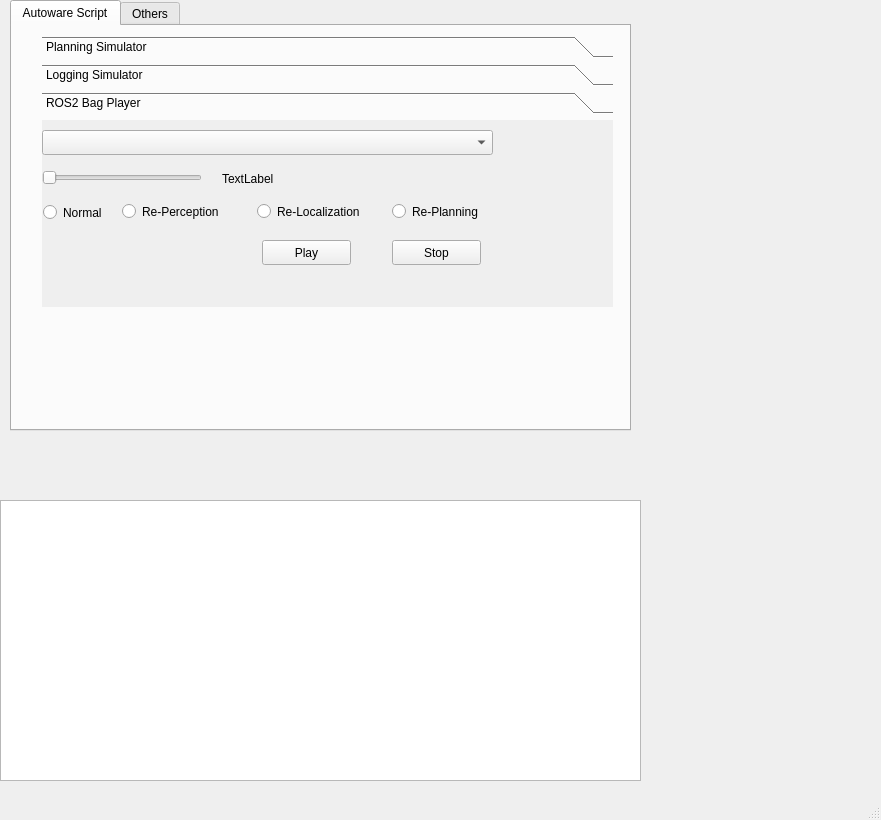
Qt form main.ui (zhiwango/SuperToolBox) before a commit.
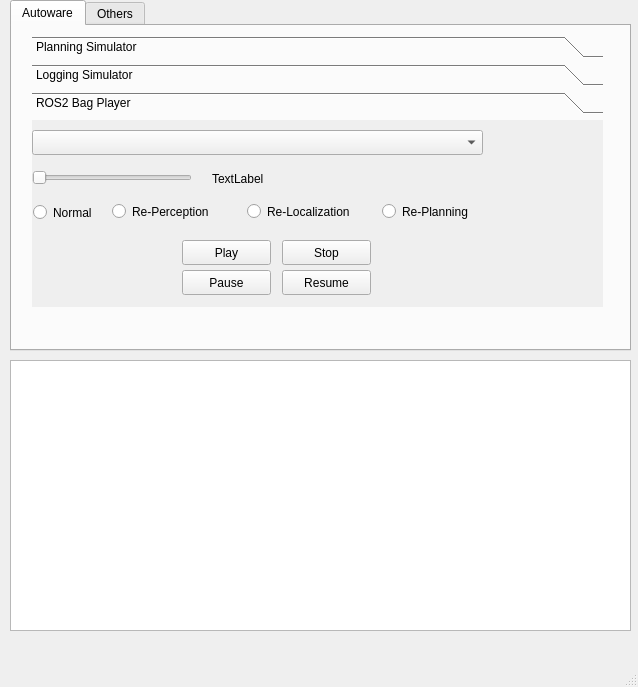
The same form after that commit.

Commit message: add function to set rate for rosbag play

What changed in the file:
```diff
--- a/main.ui
+++ b/main.ui
@@ -6,8 +6,8 @@
    <rect>
     <x>0</x>
     <y>0</y>
-    <width>881</width>
-    <height>820</height>
+    <width>638</width>
+    <height>687</height>
    </rect>
   </property>
   <property name="windowTitle">
@@ -20,7 +20,7 @@
       <x>10</x>
       <y>0</y>
       <width>621</width>
-      <height>431</height>
+      <height>351</height>
      </rect>
     </property>
     <property name="currentIndex">
@@ -28,12 +28,12 @@
     </property>
     <widget class="QWidget" name="autoware_tab">
      <attribute name="title">
-      <string>Autoware Script</string>
+      <string>Autoware</string>
      </attribute>
      <widget class="QToolBox" name="toolBox">
       <property name="geometry">
        <rect>
-        <x>30</x>
+        <x>20</x>
         <y>10</y>
         <width>571</width>
         <height>271</height>
@@ -332,7 +332,7 @@
        <widget class="QPushButton" name="pushButton_play_rosbag">
         <property name="geometry">
          <rect>
-          <x>220</x>
+          <x>150</x>
           <y>120</y>
           <width>89</width>
           <height>25</height>
@@ -345,7 +345,7 @@
        <widget class="QPushButton" name="pushButton_stop_rosbag">
         <property name="geometry">
          <rect>
-          <x>350</x>
+          <x>250</x>
           <y>120</y>
           <width>89</width>
           <height>25</height>
@@ -420,6 +420,32 @@
          <string>TextLabel</string>
         </property>
        </widget>
+       <widget class="QPushButton" name="pushButton_pause_rosbag">
+        <property name="geometry">
+         <rect>
+          <x>150</x>
+          <y>150</y>
+          <width>89</width>
+          <height>25</height>
+         </rect>
+        </property>
+        <property name="text">
+         <string>Pause</string>
+        </property>
+       </widget>
+       <widget class="QPushButton" name="pushButton_resume_rosbag">
+        <property name="geometry">
+         <rect>
+          <x>250</x>
+          <y>150</y>
+          <width>89</width>
+          <height>25</height>
+         </rect>
+        </property>
+        <property name="text">
+         <string>Resume</string>
+        </property>
+       </widget>
       </widget>
      </widget>
     </widget>
@@ -468,10 +494,10 @@
    <widget class="QTextEdit" name="outputArea">
     <property name="geometry">
      <rect>
-      <x>0</x>
-      <y>500</y>
-      <width>641</width>
-      <height>281</height>
+      <x>10</x>
+      <y>360</y>
+      <width>621</width>
+      <height>271</height>
      </rect>
     </property>
    </widget>
```
Left out of the diff: 2 changed lines with no effect on the pictures. The commit also changes 2 other files.
